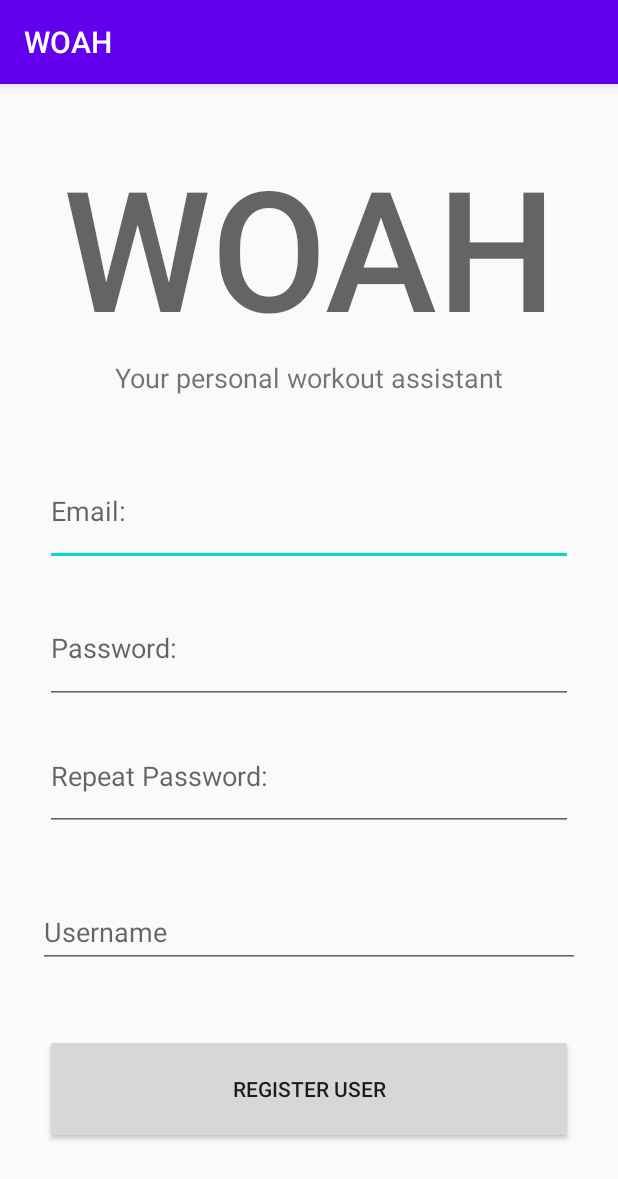
After one commit to SaurabhS-GWU/WOAH-Android-, an Android app: the RegisterActivity screen opened directly, with no data from a screen before it, on a phone screen of 412 x 824 dp. The commit adds this screen. Shown: the top 1179 px of the screen. Run offline under Robolectric (Android 15) with nearby library versions, the phone set to English and light mode, and no system bars.

Commit message:
Registration page layout added

```diff
--- a/app/build.gradle
+++ b/app/build.gradle
@@ -8,7 +8,7 @@ android {
 
     defaultConfig {
         applicationId "com.saurabh.woah"
-        minSdkVersion 21
+        minSdkVersion 24
         targetSdkVersion 29
         versionCode 1
         versionName "1.0"
@@ -30,8 +30,11 @@ dependencies {
     implementation 'androidx.core:core-ktx:1.3.2'
     implementation 'androidx.appcompat:appcompat:1.2.0'
     implementation 'androidx.constraintlayout:constraintlayout:2.0.4'
+    implementation 'androidx.wear:wear:1.0.0'
+    implementation 'com.google.android.material:material:1.0.0'
     testImplementation 'junit:junit:4.12'
     androidTestImplementation 'androidx.test.ext:junit:1.1.2'
     androidTestImplementation 'androidx.test.espresso:espresso-core:3.3.0'
+    compileOnly 'com.google.android.wearable:wearable:2.5.0'
 
 }
--- a/app/src/main/AndroidManifest.xml
+++ b/app/src/main/AndroidManifest.xml
@@ -1,6 +1,10 @@
 <?xml version="1.0" encoding="utf-8"?>
 <manifest xmlns:android="http://schemas.android.com/apk/res/android"
     package="com.saurabh.woah">
+
+    <uses-permission android:name="android.permission.WAKE_LOCK" />
+
+    <uses-feature android:name="android.hardware.type.watch" />
 
     <application
         android:allowBackup="true"
@@ -9,7 +13,18 @@
         android:roundIcon="@mipmap/ic_launcher_round"
         android:supportsRtl="true"
         android:theme="@style/AppTheme">
-        <activity android:name=".HomeActivity"></activity>
+        <activity android:name=".RegisterActivity"></activity>
+
+        <uses-library
+            android:name="com.google.android.wearable"
+            android:required="false" />
+        <!--
+               Set to true if your app is Standalone, that is, it does not require the handheld
+               app to run.
+        -->
+
+
+        <activity android:name=".HomeActivity" />
         <activity android:name=".MainActivity">
             <intent-filter>
                 <action android:name="android.intent.action.MAIN" />
--- a/app/src/main/java/com/saurabh/woah/HomeActivity.kt
+++ b/app/src/main/java/com/saurabh/woah/HomeActivity.kt
@@ -1,11 +1,18 @@
 package com.saurabh.woah
 
+import android.content.Intent
 import androidx.appcompat.app.AppCompatActivity
 import android.os.Bundle
+import kotlinx.android.synthetic.main.activity_home.*
 
 class HomeActivity : AppCompatActivity() {
     override fun onCreate(savedInstanceState: Bundle?) {
         super.onCreate(savedInstanceState)
         setContentView(R.layout.activity_home)
+
+        register.setOnClickListener {
+            val intent = Intent(this@HomeActivity, RegisterActivity::class.java)
+            startActivity(intent)
+        }
     }
 }
--- /dev/null
+++ b/app/src/main/java/com/saurabh/woah/RegisterActivity.kt
@@ -0,0 +1,11 @@
+package com.saurabh.woah
+
+import androidx.appcompat.app.AppCompatActivity
+import android.os.Bundle
+
+class RegisterActivity : AppCompatActivity() {
+    override fun onCreate(savedInstanceState: Bundle?) {
+        super.onCreate(savedInstanceState)
+        setContentView(R.layout.activity_register)
+    }
+}
--- a/app/src/main/res/layout/activity_home.xml
+++ b/app/src/main/res/layout/activity_home.xml
@@ -91,7 +91,7 @@
         app:layout_constraintTop_toBottomOf="@+id/button" />
 
     <TextView
-        android:id="@+id/textView6"
+        android:id="@+id/register"
         android:layout_width="wrap_content"
         android:layout_height="wrap_content"
         android:layout_marginEnd="30dp"
--- /dev/null
+++ b/app/src/main/res/layout/activity_register.xml
@@ -0,0 +1,117 @@
+<?xml version="1.0" encoding="utf-8"?>
+<androidx.constraintlayout.widget.ConstraintLayout xmlns:android="http://schemas.android.com/apk/res/android"
+    xmlns:app="http://schemas.android.com/apk/res-auto"
+    xmlns:tools="http://schemas.android.com/tools"
+    android:layout_width="match_parent"
+    android:layout_height="match_parent"
+    tools:context=".RegisterActivity">
+
+    <TextView
+        android:id="@+id/textView3"
+        android:layout_width="403dp"
+        android:layout_height="130dp"
+        android:layout_marginStart="3dp"
+        android:layout_marginTop="33dp"
+        android:layout_marginEnd="3dp"
+        android:layout_marginBottom="20dp"
+        android:text="WOAH"
+        android:textAlignment="center"
+        android:textAppearance="@style/TextAppearance.AppCompat.Display4"
+        android:textStyle="bold"
+        app:layout_constraintBottom_toTopOf="@+id/textView4"
+        app:layout_constraintEnd_toEndOf="parent"
+        app:layout_constraintStart_toStartOf="parent"
+        app:layout_constraintTop_toTopOf="parent"
+        tools:visibility="visible" />
+
+    <TextView
+        android:id="@+id/textView4"
+        android:layout_width="wrap_content"
+        android:layout_height="wrap_content"
+        android:layout_marginBottom="40dp"
+        android:text="Your personal workout assistant"
+        android:textAlignment="center"
+        android:textSize="18sp"
+        app:layout_constraintBottom_toTopOf="@+id/editTextTextEmailAddress2"
+        app:layout_constraintEnd_toEndOf="parent"
+        app:layout_constraintStart_toStartOf="parent"
+        app:layout_constraintTop_toBottomOf="@+id/textView3" />
+
+    <EditText
+        android:id="@+id/editTextTextEmailAddress2"
+        android:layout_width="0dp"
+        android:layout_height="0dp"
+        android:layout_marginStart="30dp"
+        android:layout_marginEnd="30dp"
+        android:layout_marginBottom="18dp"
+        android:ems="10"
+        android:hint="Email: "
+        android:inputType="textEmailAddress"
+        app:layout_constraintBottom_toTopOf="@+id/editTextTextPassword2"
+        app:layout_constraintEnd_toEndOf="parent"
+        app:layout_constraintStart_toStartOf="parent"
+        app:layout_constraintTop_toBottomOf="@+id/textView4" />
+
+    <EditText
+        android:id="@+id/editTextTextPassword2"
+        android:layout_width="0dp"
+        android:layout_height="0dp"
+        android:layout_marginStart="30dp"
+        android:layout_marginEnd="30dp"
+        android:layout_marginBottom="11dp"
+        android:ems="10"
+        android:hint="Password: "
+        android:inputType="textPassword"
+        app:layout_constraintBottom_toTopOf="@+id/editTextTextPassword3"
+        app:layout_constraintEnd_toEndOf="parent"
+        app:layout_constraintStart_toStartOf="parent"
+        app:layout_constraintTop_toBottomOf="@+id/editTextTextEmailAddress2" />
+
+    <EditText
+        android:id="@+id/editTextTextPassword3"
+        android:layout_width="0dp"
+        android:layout_height="0dp"
+        android:layout_marginStart="30dp"
+        android:layout_marginEnd="30dp"
+        android:layout_marginBottom="35dp"
+        android:ems="10"
+        android:hint="Repeat Password: "
+        android:inputType="textPassword"
+        app:layout_constraintBottom_toTopOf="@+id/textInputLayout"
+        app:layout_constraintEnd_toEndOf="parent"
+        app:layout_constraintStart_toStartOf="parent"
+        app:layout_constraintTop_toBottomOf="@+id/editTextTextPassword2" />
+
+    <Button
+        android:id="@+id/button2"
+        android:layout_width="0dp"
+        android:layout_height="0dp"
+        android:layout_marginStart="30dp"
+        android:layout_marginEnd="30dp"
+        android:layout_marginBottom="61dp"
+        android:text="Register User"
+        app:layout_constraintBottom_toBottomOf="parent"
+        app:layout_constraintEnd_toEndOf="parent"
+        app:layout_constraintStart_toStartOf="parent"
+        app:layout_constraintTop_toBottomOf="@+id/textInputLayout" />
+
+    <com.google.android.material.textfield.TextInputLayout
+        android:id="@+id/textInputLayout"
+        android:layout_width="0dp"
+        android:layout_height="0dp"
+        android:layout_marginStart="25dp"
+        android:layout_marginEnd="25dp"
+        android:layout_marginBottom="26dp"
+        app:layout_constraintBottom_toTopOf="@+id/button2"
+        app:layout_constraintEnd_toEndOf="parent"
+        app:layout_constraintStart_toStartOf="parent"
+        app:layout_constraintTop_toBottomOf="@+id/editTextTextPassword3">
+
+        <com.google.android.material.textfield.TextInputEditText
+            android:layout_width="match_parent"
+            android:layout_height="wrap_content"
+            android:hint="Username" />
+    </com.google.android.material.textfield.TextInputLayout>
+
+
+</androidx.constraintlayout.widget.ConstraintLayout>
--- /dev/null
+++ b/app/src/main/res/values-round/strings.xml
@@ -0,0 +1,3 @@
+<resources>
+    <string name="hello_world">Hello Round World!</string>
+</resources>
--- a/app/src/main/res/values/colors.xml
+++ b/app/src/main/res/values/colors.xml
@@ -4,4 +4,5 @@
     <color name="colorPrimaryDark">#3700B3</color>
     <color name="colorAccent">#03DAC5</color>
     <color name="woahBackground">#f17a0a</color>
+    <color name="plainBackground">#f17a0a</color>
 </resources>
--- /dev/null
+++ b/app/src/main/res/values/dimens.xml
@@ -0,0 +1,15 @@
+<?xml version="1.0" encoding="utf-8"?>
+<resources>
+    <!--
+    Because the window insets on round devices are larger than 15dp, this padding only applies
+    to square screens.
+    -->
+    <dimen name="box_inset_layout_padding">0dp</dimen>
+
+    <!--
+    This padding applies to both square and round screens. The total padding between the buttons
+    and the window insets is box_inset_layout_padding (above variable) on square screens and
+    inner_frame_layout_padding (below variable) on round screens.
+    -->
+    <dimen name="inner_frame_layout_padding">5dp</dimen>
+</resources>
--- a/app/src/main/res/values/strings.xml
+++ b/app/src/main/res/values/strings.xml
@@ -1,3 +1,9 @@
 <resources>
     <string name="app_name">WOAH</string>
+    <string name="title_activity_register">RegisterActivity</string>
+    <!--
+    This string is used for square devices and overridden by hello_world in
+    values-round/strings.xml for round devices.
+    -->
+    <string name="hello_world">Hello Square World!</string>
 </resources>
```
